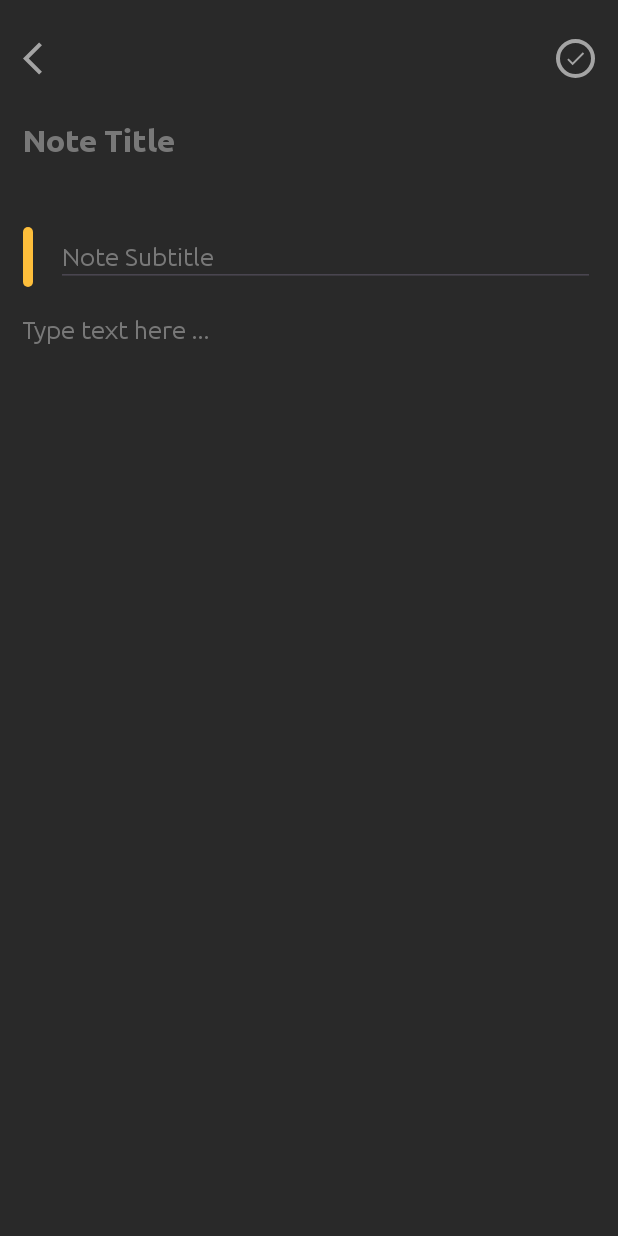
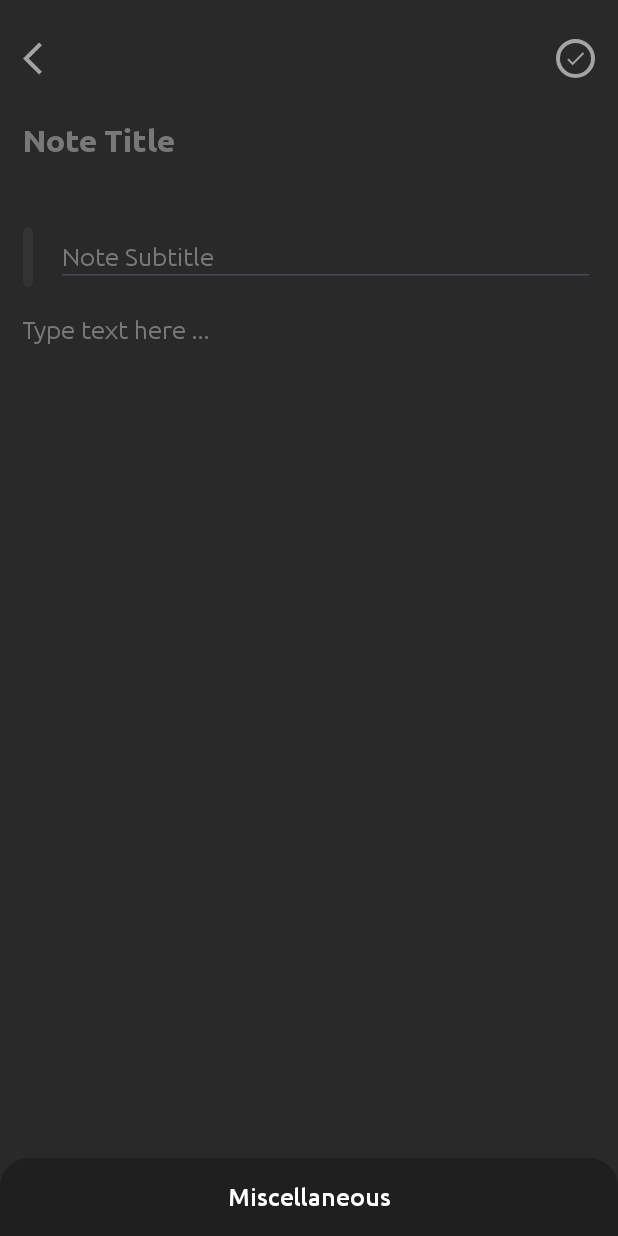
Before and after one commit to Ch2new/AppNote, an Android app: the layout activity_create_note.xml on its own in the app's theme, with its tools: preview values and no code run, on a phone screen of 412 x 824 dp. Run offline under Robolectric (Android 15) with nearby library versions, the phone set to English and light mode, and no system bars.

Commit message:
add code

```diff
--- a/app/src/main/java/com/example/testgit/activity/CreateNoteActivity.java
+++ b/app/src/main/java/com/example/testgit/activity/CreateNoteActivity.java
@@ -2,10 +2,15 @@ package com.example.testgit.activity;
 
 import androidx.appcompat.app.AppCompatActivity;
 
+import android.content.Intent;
+import android.graphics.Color;
+import android.graphics.drawable.GradientDrawable;
+import android.os.AsyncTask;
 import android.os.Bundle;
 import android.view.View;
 import android.widget.EditText;
 import android.widget.ImageView;
+import android.widget.LinearLayout;
 import android.widget.TextView;
 import android.widget.Toast;
 
@@ -14,11 +19,17 @@ import java.util.Date;
 import java.util.Locale;
 
 import com.example.testgit.R;
+import com.example.testgit.database.NotesDatabase;
+import com.example.testgit.entities.Note;
+import com.google.android.material.bottomsheet.BottomSheetBehavior;
 
 public class CreateNoteActivity extends AppCompatActivity {
 
     private EditText inputNoteTitle, inputNoteTitleSubtitle, inputNote;
     private TextView textDateTime;
+
+    private View viewSubtitleIndicator;
+    private String selectedNoteColor;
 
     @Override
     protected void onCreate(Bundle savedInstanceState) {
@@ -37,13 +48,27 @@ public class CreateNoteActivity extends AppCompatActivity {
         inputNoteTitleSubtitle = findViewById(R.id.inputNoteTitleSubtitle);
         inputNote = findViewById(R.id.inputNote);
 
+        viewSubtitleIndicator = findViewById(R.id.viewSubtitleIndicator);
+
         textDateTime = findViewById(R.id.textDateTime);
 
         //set Date
-        SimpleDateFormat sdf = new SimpleDateFormat("EEEE, dd/MM/yyyy Hh:Mm a",Locale.getDefault());
+        SimpleDateFormat sdf = new SimpleDateFormat("EEEE, dd/MM/yyyy hh:mm a",Locale.getDefault());
         textDateTime.setText(sdf.format(new Date()));
 
+        ImageView imageSave = findViewById(R.id.imageSave);
 
+        imageSave.setOnClickListener(new View.OnClickListener() {
+            @Override
+            public void onClick(View view) {
+                saveNote();
+            }
+        });
+
+        selectedNoteColor = "#333333";
+
+        initMiscellaneous();
+        setSubtitleIndicatorColor();
     }
 
     private void saveNote (){
@@ -55,6 +80,54 @@ public class CreateNoteActivity extends AppCompatActivity {
             return;
         }
 
+        final Note note = new Note();
+        note.setTitle(inputNoteTitle.getText().toString());
+        note.setSubtitle(inputNoteTitleSubtitle.getText().toString());
+        note.setNote_text(inputNote.getText().toString());
+        note.setDateTime(textDateTime.getText().toString());
+
+        class SaveNoteTask extends AsyncTask<Void, Void, Void>{
+            @Override
+            protected Void doInBackground(Void... voids) {
+                NotesDatabase.getDatabase(getApplicationContext()).notedao().insertnote(note);
+                return null;
+            }
+
+            @Override
+            protected void onPostExecute(Void unused) {
+                super.onPostExecute(unused);
+                Intent intent = new Intent();
+                setResult(RESULT_OK, intent);
+                finish();
+            }
+        }
+        new SaveNoteTask().execute();
+    }
+
+    private void initMiscellaneous(){
+        final LinearLayout layoutMiscellaneous = findViewById(R.id.layoutMiscellaneous);
+        final BottomSheetBehavior<LinearLayout> bottomSheetBehavior = BottomSheetBehavior.from(layoutMiscellaneous);
+        layoutMiscellaneous.setOnClickListener(new View.OnClickListener() {
+            @Override
+            public void onClick(View view) {
+                if(bottomSheetBehavior.getState() != BottomSheetBehavior.STATE_EXPANDED){
+                    bottomSheetBehavior.setState(BottomSheetBehavior.STATE_EXPANDED);
+                }else {
+                    bottomSheetBehavior.setState(BottomSheetBehavior.STATE_COLLAPSED);
+                }
+            }
+        });
+
+        final ImageView imageColor1 = layoutMiscellaneous.findViewById(R.id.imgColor1);
+        final ImageView imageColor2 = layoutMiscellaneous.findViewById(R.id.imgColor2);
+        final ImageView imageColor3 = layoutMiscellaneous.findViewById(R.id.imgColor3);
+        final ImageView imageColor4 = layoutMiscellaneous.findViewById(R.id.imgColor4);
+        final ImageView imageColor5 = layoutMiscellaneous.findViewById(R.id.imgColor5);
+    }
+
+    private void setSubtitleIndicatorColor(){
+        GradientDrawable gradientDrawable = (GradientDrawable) viewSubtitleIndicator.getBackground();
+        gradientDrawable.setColor(Color.parseColor(selectedNoteColor));
     }
 
 
--- a/app/src/main/java/com/example/testgit/activity/MainActivity.java
+++ b/app/src/main/java/com/example/testgit/activity/MainActivity.java
@@ -3,12 +3,18 @@ package com.example.testgit.activity;
 import androidx.appcompat.app.AppCompatActivity;
 
 import android.content.Intent;
+import android.os.AsyncTask;
 import android.os.Bundle;
+import android.util.Log;
 import android.view.View;
 import android.widget.ImageView;
 
 import com.example.testgit.R;
 import com.example.testgit.activity.CreateNoteActivity;
+import com.example.testgit.database.NotesDatabase;
+import com.example.testgit.entities.Note;
+
+import java.util.List;
 
 public class MainActivity extends AppCompatActivity {
 
@@ -33,5 +39,21 @@ public class MainActivity extends AppCompatActivity {
             }
         });
 
+        getNote();
+    }
+
+    private void getNote(){
+        class getNotesTask extends AsyncTask<Void, Void, List<Note>>{
+            @Override
+            protected List<Note> doInBackground(Void... voids) {
+                return NotesDatabase.getDatabase(getApplicationContext()).notedao().getAllNotes();
+            }
+            @Override
+            protected void onPostExecute(List<Note> notes) {
+                super.onPostExecute(notes);
+                Log.d("MY_NOTES", notes.toString());
+            }
+        }
+        new getNotesTask().execute();
     }
 }
--- /dev/null
+++ b/app/src/main/res/drawable/background_miscellaneous.xml
@@ -0,0 +1,9 @@
+<?xml version="1.0" encoding="utf-8"?>
+<shape xmlns:android="http://schemas.android.com/apk/res/android"
+    android:shape="rectangle">
+
+    <solid android:color="@color/colorMiscellaneousBackground"/>
+    <corners
+        android:topLeftRadius="@dimen/_15sdp"
+        android:topRightRadius="@dimen/_15sdp"/>
+</shape>
--- /dev/null
+++ b/app/src/main/res/drawable/background_note_color_1.xml
@@ -0,0 +1,30 @@
+<?xml version="1.0" encoding="utf-8"?>
+<layer-list xmlns:android="http://schemas.android.com/apk/res/android">
+    <item>
+        <shape android:shape="oval">
+            <stroke android:width="@dimen/_2sdp"
+                android:color="@color/colorDefaultNoteColor"/>
+
+        </shape>
+    </item>
+
+    <item android:bottom="@dimen/_3sdp"
+        android:left="@dimen/_3sdp"
+        android:right="@dimen/_3sdp"
+        android:top="@dimen/_3sdp">
+        <shape android:shape="oval">
+            <stroke android:width="@dimen/_6sdp"
+                android:color="@color/colorDefaultNoteColor">
+            </stroke>
+        </shape>
+    </item>
+
+    <item android:bottom="@dimen/_6sdp"
+        android:left="@dimen/_6sdp"
+        android:right="@dimen/_6sdp"
+        android:top="@dimen/_6sdp">
+        <shape android:shape="oval">
+           <solid android:color="@color/colorDefaultNoteColor"/>
+        </shape>
+    </item>
+</layer-list>
--- /dev/null
+++ b/app/src/main/res/drawable/background_note_color_2.xml
@@ -0,0 +1,32 @@
+<?xml version="1.0" encoding="utf-8"?>
+<layer-list xmlns:android="http://schemas.android.com/apk/res/android">
+    <item>
+        <shape android:shape="oval">
+            <stroke android:width="@dimen/_2sdp"
+                android:color="@color/colorNoteColor2"/>
+
+        </shape>
+    </item>
+
+    <item android:bottom="@dimen/_3sdp"
+        android:left="@dimen/_3sdp"
+        android:right="@dimen/_3sdp"
+        android:top="@dimen/_3sdp">
+        <shape android:shape="oval">
+            <stroke android:width="@dimen/_6sdp"
+                android:color="@color/colorDefaultNoteColor">
+            </stroke>
+        </shape>
+    </item>
+
+    <item android:bottom="@dimen/_6sdp"
+        android:left="@dimen/_6sdp"
+        android:right="@dimen/_6sdp"
+        android:top="@dimen/_6sdp"
+        >
+
+        <shape android:shape="oval">
+            <solid android:color="@color/colorNoteColor2"/>
+        </shape>
+    </item>
+</layer-list>
--- /dev/null
+++ b/app/src/main/res/drawable/background_note_color_3.xml
@@ -0,0 +1,32 @@
+<?xml version="1.0" encoding="utf-8"?>
+<layer-list xmlns:android="http://schemas.android.com/apk/res/android">
+    <item>
+        <shape android:shape="oval">
+            <stroke android:width="@dimen/_2sdp"
+                android:color="@color/colorNoteColor3"/>
+
+        </shape>
+    </item>
+
+    <item android:bottom="@dimen/_3sdp"
+        android:left="@dimen/_3sdp"
+        android:right="@dimen/_3sdp"
+        android:top="@dimen/_3sdp">
+        <shape android:shape="oval">
+            <stroke android:width="@dimen/_6sdp"
+                android:color="@color/colorDefaultNoteColor">
+            </stroke>
+        </shape>
+    </item>
+
+    <item android:bottom="@dimen/_6sdp"
+        android:left="@dimen/_6sdp"
+        android:right="@dimen/_6sdp"
+        android:top="@dimen/_6sdp"
+        >
+
+        <shape android:shape="oval">
+            <solid android:color="@color/colorNoteColor3"/>
+        </shape>
+    </item>
+</layer-list>
--- /dev/null
+++ b/app/src/main/res/drawable/background_note_color_4.xml
@@ -0,0 +1,32 @@
+<?xml version="1.0" encoding="utf-8"?>
+<layer-list xmlns:android="http://schemas.android.com/apk/res/android">
+    <item>
+        <shape android:shape="oval">
+            <stroke android:width="@dimen/_2sdp"
+                android:color="@color/colorNoteColor4"/>
+
+        </shape>
+    </item>
+
+    <item android:bottom="@dimen/_3sdp"
+        android:left="@dimen/_3sdp"
+        android:right="@dimen/_3sdp"
+        android:top="@dimen/_3sdp">
+        <shape android:shape="oval">
+            <stroke android:width="@dimen/_6sdp"
+                android:color="@color/colorDefaultNoteColor">
+            </stroke>
+        </shape>
+    </item>
+
+    <item android:bottom="@dimen/_6sdp"
+        android:left="@dimen/_6sdp"
+        android:right="@dimen/_6sdp"
+        android:top="@dimen/_6sdp"
+        >
+
+        <shape android:shape="oval">
+            <solid android:color="@color/colorNoteColor4"/>
+        </shape>
+    </item>
+</layer-list>
--- /dev/null
+++ b/app/src/main/res/drawable/background_note_color_5.xml
@@ -0,0 +1,32 @@
+<?xml version="1.0" encoding="utf-8"?>
+<layer-list xmlns:android="http://schemas.android.com/apk/res/android">
+    <item>
+        <shape android:shape="oval">
+            <stroke android:width="@dimen/_2sdp"
+                android:color="@color/colorNoteColor5"/>
+
+        </shape>
+    </item>
+
+    <item android:bottom="@dimen/_3sdp"
+        android:left="@dimen/_3sdp"
+        android:right="@dimen/_3sdp"
+        android:top="@dimen/_3sdp">
+        <shape android:shape="oval">
+            <stroke android:width="@dimen/_6sdp"
+                android:color="@color/colorDefaultNoteColor">
+            </stroke>
+        </shape>
+    </item>
+
+    <item android:bottom="@dimen/_6sdp"
+        android:left="@dimen/_6sdp"
+        android:right="@dimen/_6sdp"
+        android:top="@dimen/_6sdp"
+        >
+
+        <shape android:shape="oval">
+            <solid android:color="@color/colorNoteColor5"/>
+        </shape>
+    </item>
+</layer-list>
--- a/app/src/main/res/layout/activity_create_note.xml
+++ b/app/src/main/res/layout/activity_create_note.xml
@@ -33,7 +33,7 @@
                 app:layout_constraintTop_toTopOf="parent" />
 
             <ImageView
-                android:id="@+id/done_button"
+                android:id="@+id/imageSave"
                 android:layout_width="@dimen/_20sdp"
                 android:layout_height="@dimen/_20sdp"
                 android:layout_marginEnd="@dimen/_12sdp"
@@ -139,4 +139,6 @@
 
     </ScrollView>
 
+    <include layout="@layout/layout_miscellaneous"/>
+
 </androidx.coordinatorlayout.widget.CoordinatorLayout>
--- /dev/null
+++ b/app/src/main/res/layout/layout_miscellaneous.xml
@@ -0,0 +1,134 @@
+<?xml version="1.0" encoding="utf-8"?>
+<LinearLayout xmlns:android="http://schemas.android.com/apk/res/android"
+    xmlns:app="http://schemas.android.com/apk/res-auto"
+    android:id="@+id/layoutMiscellaneous"
+    android:orientation="vertical"
+    android:layout_width="match_parent"
+    android:layout_height="wrap_content"
+    android:background="@drawable/background_miscellaneous"
+    app:behavior_peekHeight="@dimen/_40sdp"
+    app:layout_behavior="@string/bottom_sheet_behavior">
+
+    <TextView
+        android:id="@+id/textMiscellaneous"
+        android:layout_width="match_parent"
+        android:layout_height="@dimen/_40sdp"
+        android:fontFamily="@font/ubuntumedium"
+        android:includeFontPadding="false"
+        android:text="Miscellaneous"
+        android:gravity="center"
+        android:textColor="@color/colorwhite"
+        android:textSize="@dimen/_13ssp"
+        />
+
+    <LinearLayout
+        android:id="@+id/layoutNoteText"
+        android:layout_width="match_parent"
+        android:layout_height="wrap_content"
+        android:layout_margin="@dimen/_10sdp"
+        android:gravity="center_vertical"
+        android:orientation="horizontal">
+
+        <FrameLayout
+            android:layout_width="0dp"
+            android:layout_height="wrap_content"
+            android:layout_weight="1" >
+            <View
+                android:id="@+id/viewColor1"
+                android:layout_width="@dimen/_35sdp"
+                android:layout_height="@dimen/_35sdp"
+                android:background="@drawable/background_note_color_1"/>
+           <ImageView
+               android:id="@+id/imgColor1"
+               android:layout_width="@dimen/_35sdp"
+               android:layout_height="@dimen/_35sdp"
+               android:padding="@dimen/_10sdp"
+               android:src="@drawable/ic_done"
+               app:tint="@color/colorwhite">
+           </ImageView>
+        </FrameLayout>
+
+        <FrameLayout
+            android:layout_width="0dp"
+            android:layout_height="wrap_content"
+            android:layout_weight="1" >
+            <View
+                android:id="@+id/viewColor2"
+                android:layout_width="@dimen/_35sdp"
+                android:layout_height="@dimen/_35sdp"
+                android:background="@drawable/background_note_color_2"/>
+            <ImageView
+                android:id="@+id/imgColor2"
+                android:layout_width="@dimen/_35sdp"
+                android:layout_height="@dimen/_35sdp"
+                android:padding="@dimen/_10sdp"
+                app:tint="@color/colorwhite">
+            </ImageView>
+        </FrameLayout>
+
+        <FrameLayout
+            android:layout_width="0dp"
+            android:layout_height="wrap_content"
+            android:layout_weight="1" >
+            <View
+                android:id="@+id/viewColor3"
+                android:layout_width="@dimen/_35sdp"
+                android:layout_height="@dimen/_35sdp"
+                android:background="@drawable/background_note_color_3"/>
+            <ImageView
+                android:id="@+id/imgColor3"
+                android:layout_width="@dimen/_35sdp"
+                android:layout_height="@dimen/_35sdp"
+                android:padding="@dimen/_10sdp"
+                app:tint="@color/colorwhite">
+            </ImageView>
+        </FrameLayout>
+
+        <FrameLayout
+            android:layout_width="0dp"
+            android:layout_height="wrap_content"
+            android:layout_weight="1" >
+            <View
+                android:id="@+id/viewColor4"
+                android:layout_width="@dimen/_35sdp"
+                android:layout_height="@dimen/_35sdp"
+                android:background="@drawable/background_note_color_4"/>
+            <ImageView
+                android:id="@+id/imgColor4"
+                android:layout_width="@dimen/_35sdp"
+                android:layout_height="@dimen/_35sdp"
+                android:padding="@dimen/_10sdp"
+                app:tint="@color/colorwhite">
+            </ImageView>
+        </FrameLayout>
+
+        <FrameLayout
+            android:layout_width="0dp"
+            android:layout_height="wrap_content"
+            android:layout_weight="1" >
+            <View
+                android:id="@+id/viewColor5"
+                android:layout_width="@dimen/_35sdp"
+                android:layout_height="@dimen/_35sdp"
+                android:background="@drawable/background_note_color_5"/>
+            <ImageView
+                android:id="@+id/imgColor5"
+                android:layout_width="@dimen/_35sdp"
+                android:layout_height="@dimen/_35sdp"
+                android:padding="@dimen/_10sdp"
+                app:tint="@color/colorwhite">
+            </ImageView>
+        </FrameLayout>
+
+        <TextView
+            android:layout_width="wrap_content"
+            android:layout_height="wrap_content"
+            android:text="Pick Color"
+            android:textColor="@color/colorwhite"
+            android:includeFontPadding="false"
+            android:textSize="@dimen/_13ssp">
+        </TextView>
+
+    </LinearLayout>
+
+</LinearLayout>
--- a/app/src/main/res/values/colors.xml
+++ b/app/src/main/res/values/colors.xml
@@ -15,7 +15,7 @@
     <color name="colorNoteColor2">#FDBE38</color>
     <color name="colorNoteColor3">#FF4842</color>
     <color name="colorNoteColor4">#3A52Fc</color>
-    <color name="colorNoteColors">#000000</color>
+    <color name="colorNoteColor5">#000000</color>
     <color name="colorDelete">#FF4842</color>
     <color name="colorSearchBackground">#333333</color>
 </resources>
```
